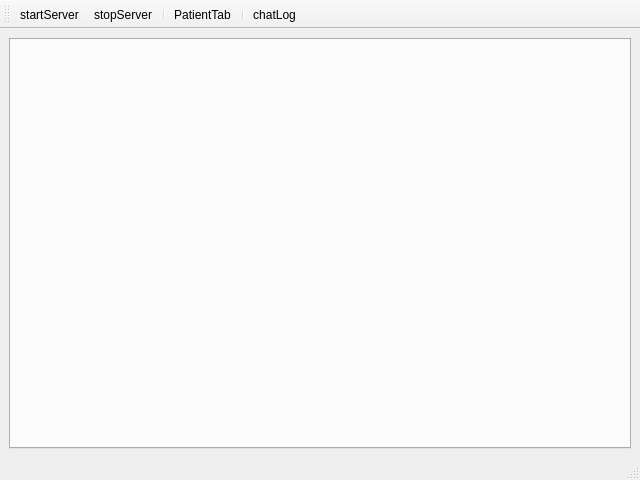
The window that DentixServer/serverwindow.ui (sueun-jo/2ndmini_dentix) describes before a commit, drawn with Qt 5.
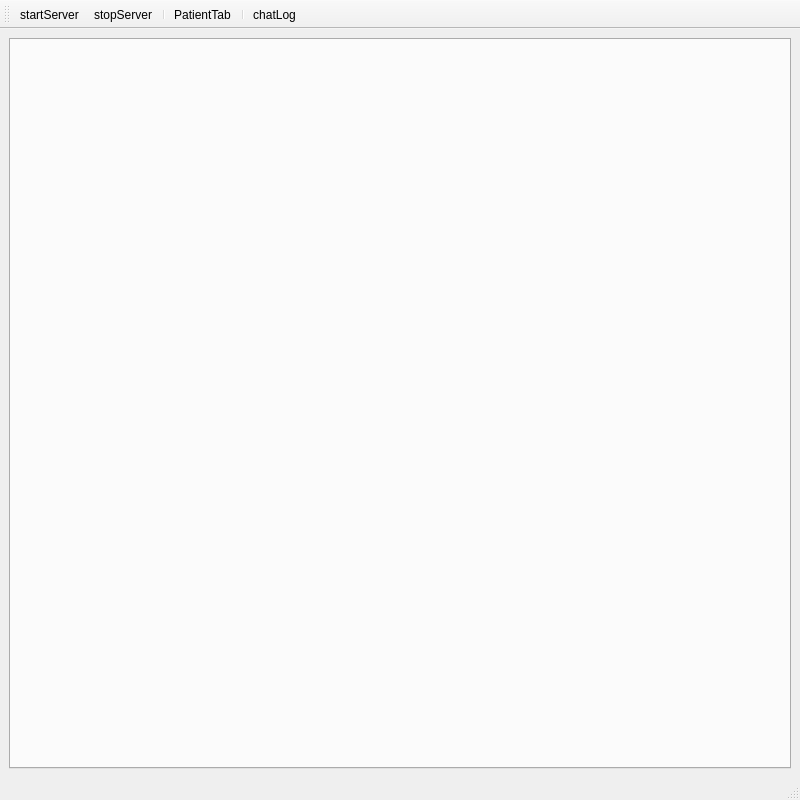
The same window after the commit. Icons and pictures are not drawn.

Commit message: Fix<serverwindow> resize

Diff of the .ui file:
```diff
--- a/DentixServer/serverwindow.ui
+++ b/DentixServer/serverwindow.ui
@@ -6,8 +6,8 @@
    <rect>
     <x>0</x>
     <y>0</y>
-    <width>640</width>
-    <height>480</height>
+    <width>800</width>
+    <height>800</height>
    </rect>
   </property>
   <property name="windowTitle">
```
The commit also changes 1 other file.
